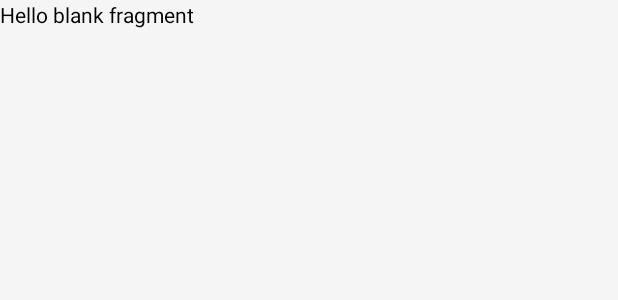
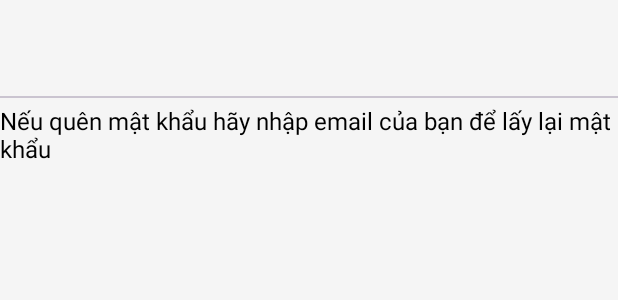
Before and after one commit to htilssu/OggySocial, an Android app: the layout fragment_forgot_password.xml on its own in the app's theme, with its tools: preview values and no code run, on a phone screen of 412 x 824 dp. Shown: the top 300 px of the screen. Run offline under Robolectric (Android 15) with nearby library versions, the phone set to English and light mode, and no system bars.

```diff
--- a/app/src/main/java/com/oggysocial/oggysocial/activities/AuthActivity.java
+++ b/app/src/main/java/com/oggysocial/oggysocial/activities/AuthActivity.java
@@ -128,4 +128,7 @@ public class AuthActivity extends AppCompatActivity {
     }
 
 
+    public void navigateForgotPassword() {
+
+    }
 }
--- a/app/src/main/res/layout/fragment_forgot_password.xml
+++ b/app/src/main/res/layout/fragment_forgot_password.xml
@@ -1,14 +1,23 @@
 <?xml version="1.0" encoding="utf-8"?>
-<FrameLayout xmlns:android="http://schemas.android.com/apk/res/android"
+<LinearLayout xmlns:android="http://schemas.android.com/apk/res/android"
     xmlns:tools="http://schemas.android.com/tools"
     android:layout_width="match_parent"
     android:layout_height="match_parent"
+    android:orientation="vertical"
     tools:context=".fragments.auth.ForgotPasswordFragment">
 
-    <!-- TODO: Update blank fragment layout -->
+    <Toolbar
+        android:layout_width="match_parent"
+        android:layout_height="?actionBarSize" />
+
+    <com.google.android.material.divider.MaterialDivider
+        android:layout_width="wrap_content"
+        android:layout_height="wrap_content" />
+
     <TextView
         android:layout_width="match_parent"
-        android:layout_height="match_parent"
-        android:text="@string/hello_blank_fragment" />
+        android:layout_height="wrap_content"
+        android:layout_marginTop="@dimen/smaller_padding"
+        android:text="@string/lets_reset_password" />
 
-</FrameLayout>
+</LinearLayout>
--- a/app/src/main/res/layout/fragment_profile.xml
+++ b/app/src/main/res/layout/fragment_profile.xml
@@ -23,6 +23,7 @@
                 android:layout_width="50dp"
                 android:layout_height="match_parent"
                 android:adjustViewBounds="true"
+                android:contentDescription="@null"
                 android:paddingHorizontal="@dimen/smaller_padding"
                 android:src="@drawable/baseline_chevron_left_24" />
         </LinearLayout>
@@ -97,11 +98,11 @@
                         app:cornerRadius="5dp" />
 
                     <com.google.android.material.button.MaterialButton
+                        android:id="@+id/btnEditProfile"
                         android:layout_width="wrap_content"
                         android:layout_height="wrap_content"
                         android:layout_marginStart="@dimen/small_padding"
                         android:layout_marginTop="@dimen/small_padding"
-
                         android:backgroundTint="@color/colorPrimary"
                         android:drawableLeft="@drawable/feather"
                         android:paddingHorizontal="@dimen/large_padding"
--- a/app/src/main/res/values/strings.xml
+++ b/app/src/main/res/values/strings.xml
@@ -39,4 +39,5 @@
     <string name="update_post_title">Chỉnh sửa bài viết</string>
     <string name="save">Lưu</string>
     <string name="password_not_match">Mật khẩu không khớp</string>
+    <string name="lets_reset_password">Nếu quên mật khẩu hãy nhập email của bạn để lấy lại mật khẩu</string>
 </resources>
--- a/app/src/main/res/values/themes.xml
+++ b/app/src/main/res/values/themes.xml
@@ -3,6 +3,7 @@
     <style name="Base.Theme.OggySocial" parent="Theme.Material3.DayNight.NoActionBar">
         <item name="android:windowBackground">@color/windowBackground</item>
         <item name="android:textColor">@color/black</item>
+        <item name="android:textSize">16sp</item>
     </style>
 
     <style name="Theme.OggySocial" parent="Base.Theme.OggySocial" />
```
Also changed, not shown: app/src/main/java/com/oggysocial/oggysocial/activities/PopupActivity.java (+12 -2 lines), app/src/main/java/com/oggysocial/oggysocial/fragments/auth/LoginFragment.java (+28 -7 lines), app/src/main/java/com/oggysocial/oggysocial/fragments/main/ProfileFragment.java (+8 -0 lines), app/src/main/java/com/oggysocial/oggysocial/fragments/main/UpdatePostFragment.java (+6 -1 lines).
